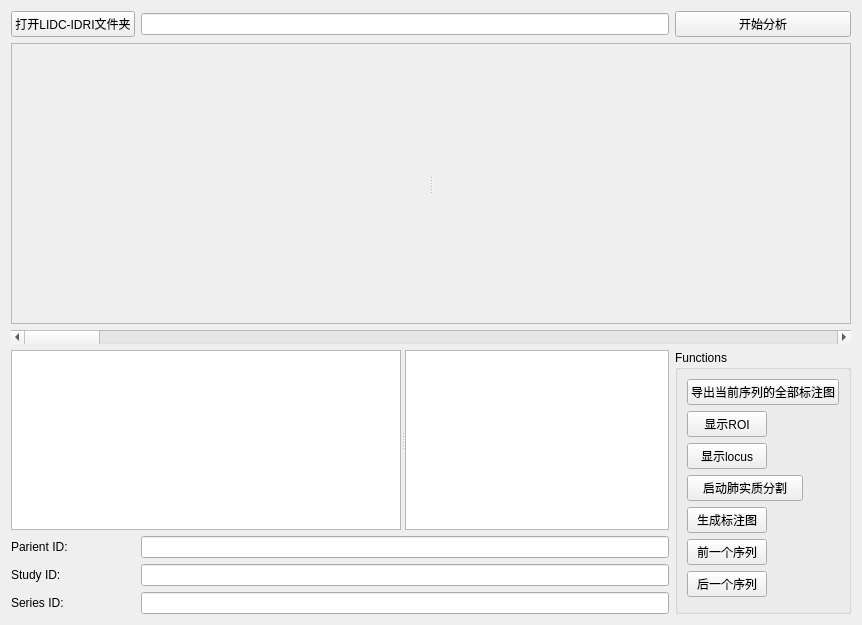
The window that Projects/LIDCReader/View/LidcAnalyzerView.ui (jiafeng5513/VectorGeneratingNetwork) describes before a commit, drawn with Qt 5.
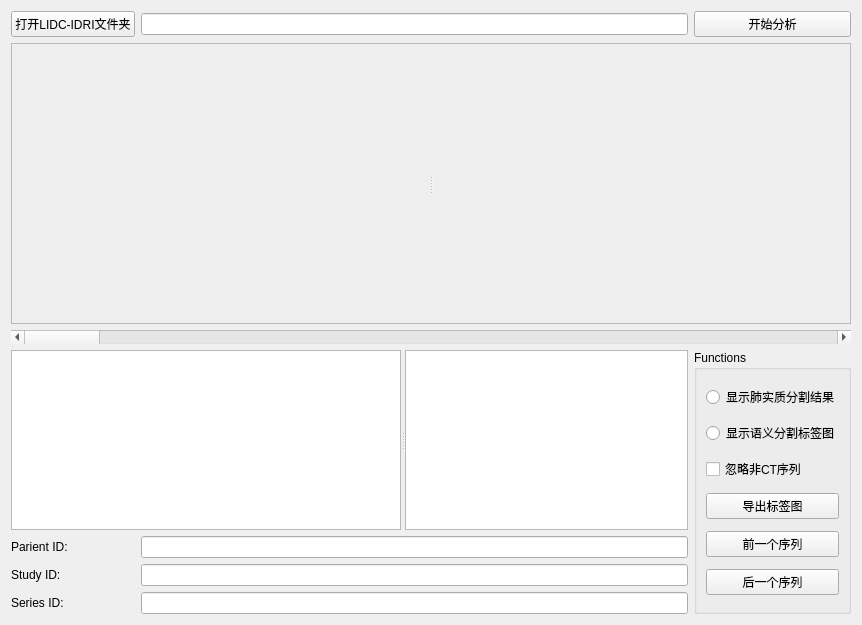
The same window after the commit.

Commit message: 更新了LidcAnalyzer,update readme

The edit to the form file:
```diff
--- a/Projects/LIDCReader/View/LidcAnalyzerView.ui
+++ b/Projects/LIDCReader/View/LidcAnalyzerView.ui
@@ -165,38 +165,38 @@
       <string>Functions</string>
      </property>
      <layout class="QGridLayout" name="gridLayout">
-      <item row="6" column="0">
-       <widget class="QPushButton" name="pushButton_FrontSeries">
-        <property name="text">
-         <string>前一个序列</string>
-        </property>
-       </widget>
-      </item>
       <item row="1" column="0">
-       <widget class="QPushButton" name="pushButton_ShowROI">
+       <widget class="QRadioButton" name="radioButton_ShowColorLabel">
         <property name="text">
-         <string>显示ROI</string>
+         <string>显示语义分割标签图</string>
         </property>
        </widget>
       </item>
-      <item row="5" column="0">
-       <widget class="QPushButton" name="pushButton_ShowLabel">
+      <item row="0" column="0">
+       <widget class="QRadioButton" name="radioButton_ShowLung">
         <property name="text">
-         <string>生成标注图</string>
+         <string>显示肺实质分割结果</string>
         </property>
        </widget>
       </item>
       <item row="2" column="0">
-       <widget class="QPushButton" name="pushButton_ShowLocus">
+       <widget class="QCheckBox" name="checkBox_CtOnly">
         <property name="text">
-         <string>显示locus</string>
+         <string>忽略非CT序列</string>
         </property>
        </widget>
       </item>
-      <item row="0" column="0" colspan="3">
+      <item row="3" column="0">
        <widget class="QPushButton" name="pushButton_ExportLabels">
         <property name="text">
-         <string>导出当前序列的全部标注图</string>
+         <string>导出标签图</string>
+        </property>
+       </widget>
+      </item>
+      <item row="6" column="0">
+       <widget class="QPushButton" name="pushButton_FrontSeries">
+        <property name="text">
+         <string>前一个序列</string>
         </property>
        </widget>
       </item>
@@ -207,13 +207,6 @@
         </property>
        </widget>
       </item>
-      <item row="4" column="0" colspan="2">
-       <widget class="QPushButton" name="pushButton_ShowLung">
-        <property name="text">
-         <string>启动肺实质分割</string>
-        </property>
-       </widget>
-      </item>
      </layout>
     </widget>
    </item>
```
The commit also changes 9 other files.
